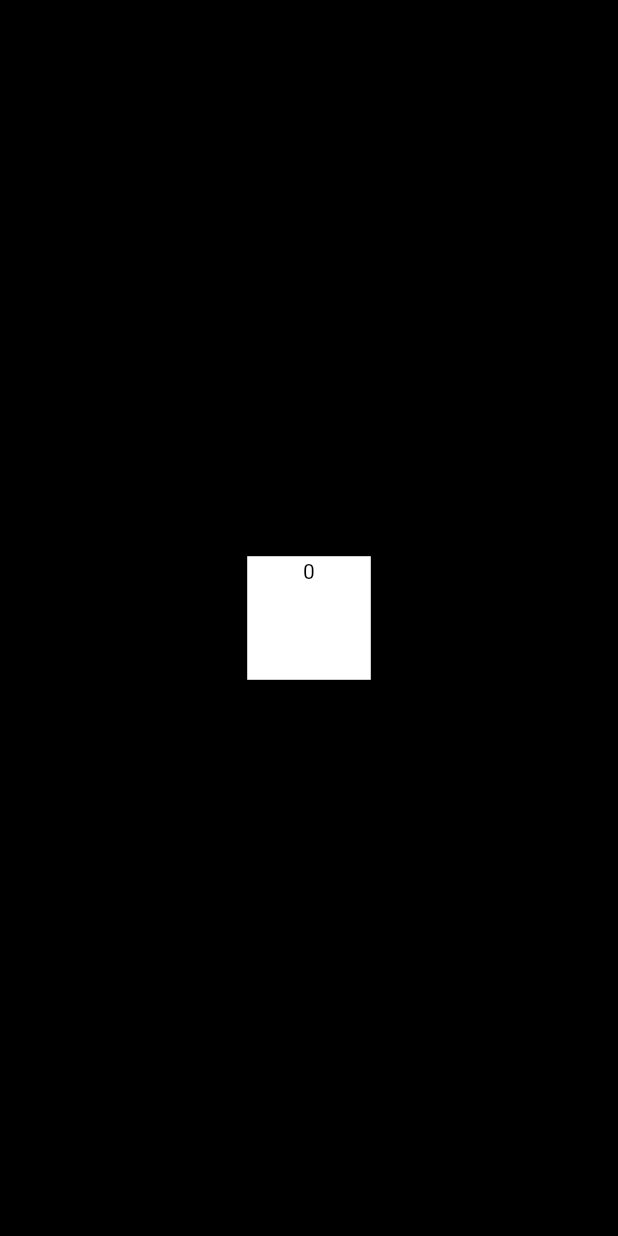
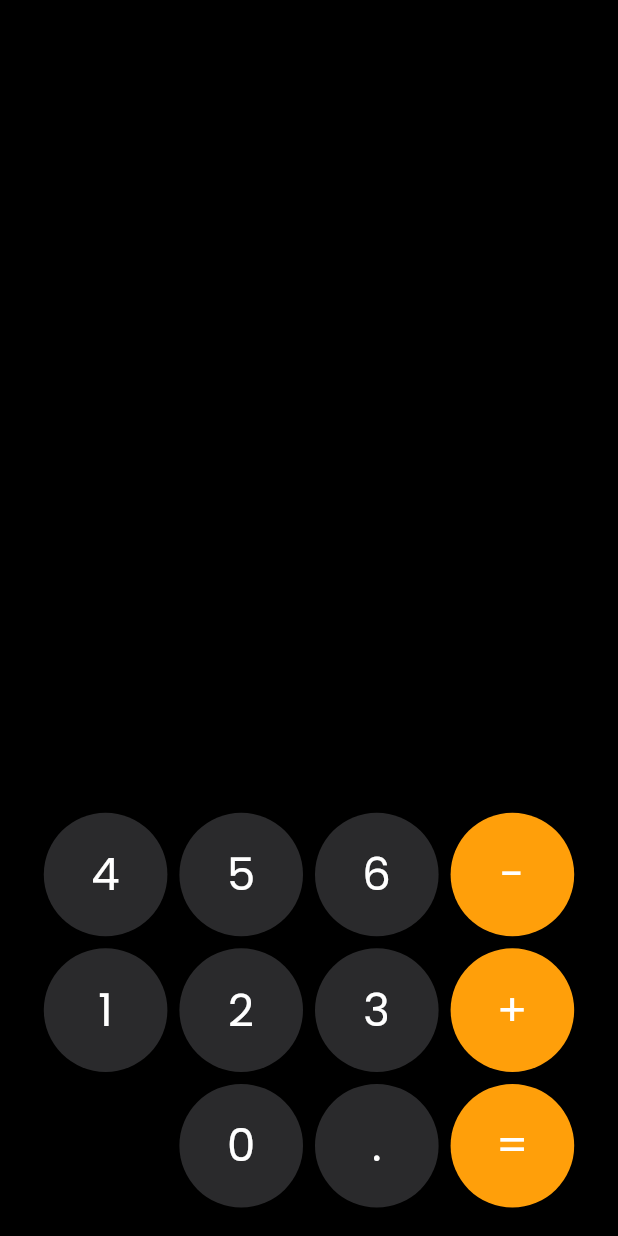
Before and after one commit to dicarloo/flutter_ios_calculator, a Flutter app: the screen it shows after launch, on a phone screen of 412 x 824 dp. Run offline on Flutter 3.47's test engine with Material 3 defaults, Android fonts, the phone set to English and light mode, and no system bars; our stand-ins replace google_fonts.

Commit message:
avance ui

```diff
--- a/lib/body/calculator.dart
+++ b/lib/body/calculator.dart
@@ -6,10 +6,44 @@ class Calculator extends StatelessWidget {
 
   @override
   Widget build(BuildContext context) {
-    return const Scaffold(
-      backgroundColor: Color(0xFF000000),
-      body: Center(
-        child: Button(color: Colors.white, text: '0'),
+    return Scaffold(
+      backgroundColor: const Color(0xFF000000),
+      body: Container(
+        padding: const EdgeInsets.all(15),
+        child: const Column(
+          mainAxisAlignment: MainAxisAlignment.end,
+          children: [
+             Row(
+              mainAxisAlignment: MainAxisAlignment.center,
+              children: [
+                Button(color: Color(0xFF2A2A2C), text: '4'),
+                Button(color: Color(0xFF2A2A2C), text: '5'),
+                Button(color: Color(0xFF2A2A2C), text: '6'),
+                Button(color: Color(0xFFFF9F0A), text: '-'),
+              ],
+            ),
+            Row(
+              mainAxisAlignment: MainAxisAlignment.center,
+              children: [
+                Button(color: Color(0xFF2A2A2C), text: '1'),
+                Button(color: Color(0xFF2A2A2C), text: '2'),
+                Button(color: Color(0xFF2A2A2C), text: '3'),
+                Button(color: Color(0xFFFF9F0A), text: '+'),
+              ],
+            ),
+            Row(
+              mainAxisAlignment: MainAxisAlignment.center,
+              children: [
+                Button(color: Colors.black, text: ' '),
+                Button(color: Color(0xFF2A2A2C), text: '0'),
+                Button(color: Color(0xFF2A2A2C), text: '.'),
+                Button(color: Color(0xFFFF9F0A), text: '='),
+              ],
+            ),
+
+
+          ],
+        ),
       ),
     );
   }
--- a/lib/compontents/button.dart
+++ b/lib/compontents/button.dart
@@ -10,10 +10,20 @@ class Button extends StatelessWidget {
     final screenWidth = MediaQuery.of(context).size.width;
 
     return Container(
-      color: color,
+      margin: const EdgeInsets.all(4),
       width: screenWidth * 0.2,
       height: screenWidth * 0.2,
-      child: Text(text,style: TextStyle(color: Colors.black),textAlign: TextAlign.center,),
+      decoration: BoxDecoration(
+        borderRadius: BorderRadius.circular(50),
+        color: color,
+      ),
+      child: Center(
+        child: Text(
+          text,
+          style: const TextStyle(color: Colors.white,fontSize: 30),
+          textAlign: TextAlign.center,
+        ),
+      ),
     );
   }
 }
--- a/lib/main.dart
+++ b/lib/main.dart
@@ -1,17 +1,24 @@
 import 'package:flutter/material.dart';
 import 'package:flutter_ios_calculator/body/calculator.dart';
+import 'package:google_fonts/google_fonts.dart';
 
 void main() {
   runApp(const MyApp());
 }
+
 class MyApp extends StatelessWidget {
   const MyApp({super.key});
 
   @override
   Widget build(BuildContext context) {
     return MaterialApp(
-      home: Calculator(),
-     debugShowCheckedModeBanner: false,
+      home: const Calculator(),
+      debugShowCheckedModeBanner: false,
+      theme: ThemeData(
+        textTheme: GoogleFonts.poppinsTextTheme(
+          Theme.of(context).textTheme,
+        ),
+      ),
     );
   }
 }
--- a/pubspec.yaml
+++ b/pubspec.yaml
@@ -35,6 +35,7 @@ dependencies:
   # The following adds the Cupertino Icons font to your application.
   # Use with the CupertinoIcons class for iOS style icons.
   cupertino_icons: ^1.0.8
+  google_fonts: ^6.2.1
 
 dev_dependencies:
   flutter_test:
```
Also changed, not shown: pubspec.lock, 2 other files.
